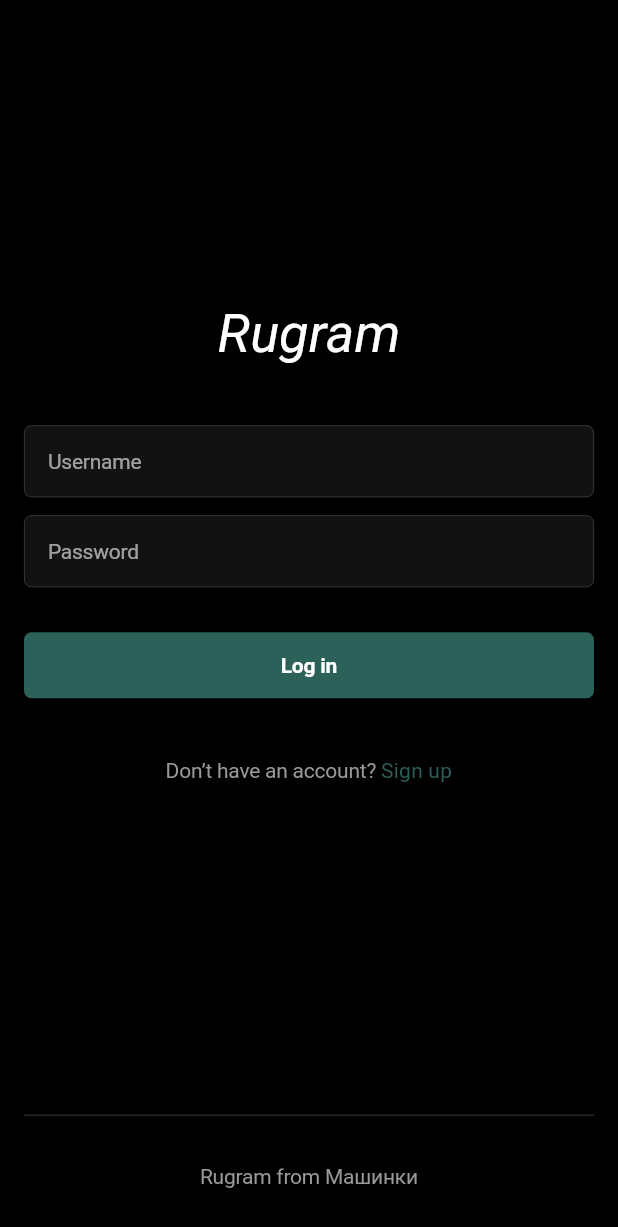
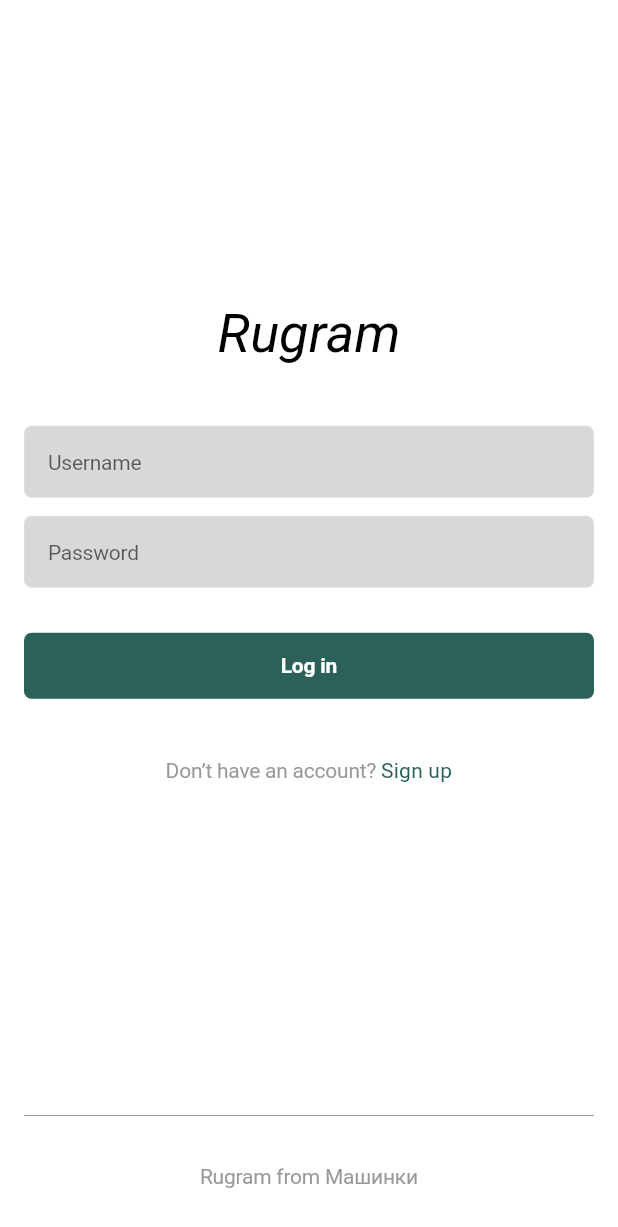
Before and after one commit to perpointt/rugram_app, a Flutter app: the screen it shows after launch, on a phone screen of 412 x 824 dp. Shown: the top 1227 px of the screen. Run offline on Flutter 3.47's test engine with Material 2 defaults, Android fonts, the phone set to English and light mode, and no system bars; drawn by our look-alikes of oktoast; our stand-ins replace adaptive_theme, auto_route, camera, dartx, device_info_plus, dio and 3 more; missing offline and left inert: cropperx, photo_manager, sliding_up_panel2; accounts and stored records are empty; generated files the repository leaves out were written again.

Commit message:
feat: light theme

```diff
--- a/lib/app_laucnher.dart
+++ b/lib/app_laucnher.dart
@@ -3,6 +3,7 @@ import 'package:flutter/services.dart';
 import 'package:rugram/application/ui/app/app.dart';
 import 'package:rugram/domain/database/database_client.dart';
 import 'package:rugram/domain/services/path_service.dart';
+import 'package:rugram/domain/services/theme_service.dart';
 import 'package:rugram/resources/resources.dart';
 
 class AppLauncher {
@@ -15,7 +16,8 @@ class AppLauncher {
 
     final directory = await PathServceImpl().getDirectory();
     await DatabaseClientImpl().open(directory.path);
+    final theme = await ThemeServiceImpl().fetchRecentTheme();
 
-    runApp(const App());
+    runApp(App(theme: theme));
   }
 }
--- a/lib/application/ui/app/app.dart
+++ b/lib/application/ui/app/app.dart
@@ -1,14 +1,23 @@
+import 'package:adaptive_theme/adaptive_theme.dart';
 import 'package:flutter/material.dart';
 import 'package:flutter_localizations/flutter_localizations.dart';
 import 'package:rugram/application/ui/navigation/app_navigator.dart';
 import 'package:rugram/application/ui/themes/themes.dart';
+import 'package:rugram/data/servies/theme_service.dart';
+import 'package:rugram/domain/services/theme_service.dart';
 
 class App extends StatelessWidget {
-  const App({Key? key}) : super(key: key);
+  final AppThemeMode theme;
+  const App({Key? key, required this.theme}) : super(key: key);
 
   @override
   Widget build(BuildContext context) {
-    return MaterialApp.router(
+    return AdaptiveTheme(
+      initial: theme.toThemMode(),
+      light: AppTheme.light,
+      dark: AppTheme.dark,
+      debugShowFloatingThemeButton: true,
+      builder: (theme, darkTheme) => MaterialApp.router(
         routerConfig: AppNavigator.instance.config(
           navigatorObservers: () => [NavObserver()],
         ),
@@ -19,12 +28,14 @@ class App extends StatelessWidget {
         ],
         supportedLocales: const [Locale('ru', 'RU')],
         debugShowCheckedModeBanner: false,
-      theme: AppTheme.dark,
+        theme: theme,
+        darkTheme: AppTheme.dark,
         builder: (context, child) {
           return _AppObserver(
             child: child ?? const SizedBox.shrink(),
           );
         },
+      ),
     );
   }
 }
--- a/lib/application/ui/screens/camera_widget/camera_screen.dart
+++ b/lib/application/ui/screens/camera_widget/camera_screen.dart
@@ -14,7 +14,9 @@ class CameraScreen extends StatelessWidget {
     final isPermissionGranted = context.select<CameraViewModel, bool>((value) {
       return value.isPermissionGranted;
     });
-    return Scaffold(
+    return Theme(
+      data: AppTheme.dark,
+      child: Scaffold(
         body: Stack(
           children: [
             if (isPermissionGranted) const _CameraWidget(),
@@ -33,6 +35,7 @@ class CameraScreen extends StatelessWidget {
               ),
             ),
           ],
+        ),
       ),
     );
   }
--- a/lib/application/ui/screens/home_widget/home_screen.dart
+++ b/lib/application/ui/screens/home_widget/home_screen.dart
@@ -3,7 +3,6 @@ import 'package:flutter/material.dart';
 import 'package:provider/provider.dart';
 import 'package:rugram/application/ui/navigation/app_navigator.dart';
 import 'package:rugram/application/ui/screens/home_widget/home_view_model.dart';
-import 'package:rugram/application/ui/themes/themes.dart';
 import 'package:rugram/application/ui/widgets/divider_widget.dart';
 
 class HomeScreen extends StatefulWidget {
@@ -38,15 +37,12 @@ class _BottomNavigationBarWidget extends StatelessWidget {
     return Column(
       mainAxisSize: MainAxisSize.min,
       children: [
-        const DividerWidget(height: 0.5),
+        const DividerWidget(),
         BottomNavigationBar(
           currentIndex: viewModel.getActiveIndex(router.activeIndex),
           type: BottomNavigationBarType.fixed,
           showSelectedLabels: false,
           showUnselectedLabels: false,
-          selectedIconTheme: const IconThemeData(
-            color: AppColors.accent,
-          ),
           items: [
             ...viewModel.items.map((item) {
               return BottomNavigationBarItem(icon: Icon(item.icon), label: '');
--- a/lib/application/ui/themes/app_theme.dart
+++ b/lib/application/ui/themes/app_theme.dart
@@ -7,11 +7,19 @@ abstract class AppTheme {
       backgroundColor: Colors.black,
       shadowColor: AppColors.appbarShadow,
       elevation: 0.5,
+      iconTheme: IconThemeData(
+        color: Colors.white,
+      ),
+      titleTextStyle: TextStyle(
+        color: Colors.white,
+        fontSize: 18,
+        fontWeight: FontWeight.w500,
+      ),
     ),
     bottomNavigationBarTheme: const BottomNavigationBarThemeData(
       backgroundColor: Colors.black,
       selectedIconTheme: IconThemeData(
-        color: Colors.white,
+        color: AppColors.accent,
       ),
       unselectedIconTheme: IconThemeData(
         color: Colors.white,
@@ -46,6 +54,59 @@ abstract class AppTheme {
     ),
   );
 
+  static final light = ThemeData(
+    scaffoldBackgroundColor: Colors.white,
+    appBarTheme: const AppBarTheme(
+      backgroundColor: Colors.white,
+      shadowColor: AppColors.appbarShadow,
+      elevation: 0.5,
+      iconTheme: IconThemeData(
+        color: Colors.black,
+      ),
+      titleTextStyle: TextStyle(
+        color: Colors.black,
+        fontSize: 18,
+        fontWeight: FontWeight.w500,
+      ),
+    ),
+    bottomNavigationBarTheme: const BottomNavigationBarThemeData(
+      backgroundColor: Colors.white,
+      selectedIconTheme: IconThemeData(
+        color: AppColors.accent,
+      ),
+      unselectedIconTheme: IconThemeData(
+        color: Colors.black,
+      ),
+    ),
+    textTheme: const TextTheme(
+      displayLarge: TextStyle(color: Colors.black),
+      displayMedium: TextStyle(color: Colors.black),
+      bodyMedium: TextStyle(color: Colors.black),
+      titleMedium: TextStyle(color: Colors.black),
+    ),
+    buttonTheme: const ButtonThemeData(),
+    inputDecorationTheme: InputDecorationTheme(
+      border: border,
+      enabledBorder: border,
+      focusedBorder: border,
+      errorBorder: border,
+      focusedErrorBorder: border,
+      hintStyle: AppTextStyle.primary600.copyWith(
+        color: Colors.black.withOpacity(0.6),
+        fontWeight: FontWeight.w400,
+      ),
+      contentPadding: const EdgeInsets.symmetric(
+        horizontal: 16,
+        vertical: 12,
+      ),
+      fillColor: Colors.grey.withOpacity(0.4),
+      filled: true,
+    ),
+    iconTheme: const IconThemeData(
+      color: Colors.black,
+    ),
+  );
+
   static const shadow = BoxShadow(
     color: Color(0x66000000),
     blurRadius: 4,
--- a/lib/application/ui/widgets/divider_widget.dart
+++ b/lib/application/ui/widgets/divider_widget.dart
@@ -7,7 +7,7 @@ class DividerWidget extends StatelessWidget {
   const DividerWidget({
     super.key,
     this.margin = EdgeInsets.zero,
-    this.height = 1,
+    this.height = 0.3,
   });
 
   @override
--- a/lib/application/ui/widgets/input_widget.dart
+++ b/lib/application/ui/widgets/input_widget.dart
@@ -27,7 +27,7 @@ class InputWidget extends StatelessWidget {
     return Container(
       margin: margin,
       child: TextFormField(
-        cursorColor: Colors.white,
+        cursorColor: Theme.of(context).textTheme.displayLarge?.color,
         controller: controller,
         decoration: decoration ?? InputDecoration(hintText: hintText),
         obscureText: obscureText,
--- /dev/null
+++ b/lib/data/servies/theme_service.dart
@@ -0,0 +1,5 @@
+abstract class ThemeService {
+  Future<AppThemeMode> fetchRecentTheme();
+}
+
+enum AppThemeMode { light, dark, system }
--- a/pubspec.yaml
+++ b/pubspec.yaml
@@ -38,6 +38,7 @@ dependencies:
   sliding_up_panel2: ^3.3.0+1
   path: ^1.8.3
   image: ^4.1.3
+  adaptive_theme: ^3.4.1
 
 dev_dependencies:
   flutter_test:
```
Also changed, not shown: lib/application/ui/screens/select_photo_widget/select_photo_screen.dart (+8 -4 lines), lib/domain/services/theme_service.dart (added, +37 -0 lines), pubspec.lock. Lines whose indentation alone changed are shown as unchanged.
